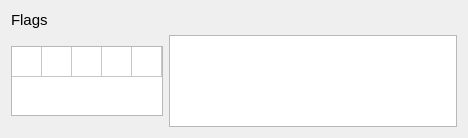
Before: the Qt Designer form armsim/ui/flagswidget.ui in bstee615/armsim, drawn with Qt 5.
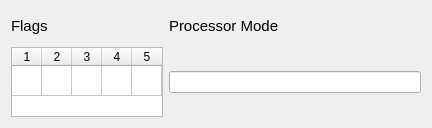
After: the same form once the commit is applied.

The edit to the form file:
```diff
--- a/armsim/ui/flagswidget.ui
+++ b/armsim/ui/flagswidget.ui
@@ -6,16 +6,46 @@
    <rect>
     <x>0</x>
     <y>0</y>
-    <width>468</width>
-    <height>138</height>
+    <width>432</width>
+    <height>128</height>
    </rect>
   </property>
+  <property name="sizePolicy">
+   <sizepolicy hsizetype="Preferred" vsizetype="Preferred">
+    <horstretch>0</horstretch>
+    <verstretch>0</verstretch>
+   </sizepolicy>
+  </property>
   <property name="windowTitle">
    <string>Form</string>
   </property>
-  <layout class="QVBoxLayout" name="verticalLayout">
-   <item>
+  <layout class="QGridLayout" name="gridLayout">
+   <item row="0" column="1">
+    <widget class="QLabel" name="lblProcessorMode">
+     <property name="sizePolicy">
+      <sizepolicy hsizetype="Preferred" vsizetype="Preferred">
+       <horstretch>0</horstretch>
+       <verstretch>0</verstretch>
+      </sizepolicy>
+     </property>
+     <property name="font">
+      <font>
+       <pointsize>11</pointsize>
+      </font>
+     </property>
+     <property name="text">
+      <string>Processor Mode</string>
+     </property>
+    </widget>
+   </item>
+   <item row="0" column="0">
     <widget class="QLabel" name="lblFlags">
+     <property name="sizePolicy">
+      <sizepolicy hsizetype="Preferred" vsizetype="Preferred">
+       <horstretch>0</horstretch>
+       <verstretch>0</verstretch>
+      </sizepolicy>
+     </property>
      <property name="font">
       <font>
        <pointsize>11</pointsize>
@@ -26,9 +56,7 @@
      </property>
     </widget>
    </item>
-   <item>
-    <layout class="QHBoxLayout" name="horizontalLayout">
-     <item>
+   <item row="2" column="0">
       <widget class="QTableWidget" name="tblFlags">
        <property name="sizePolicy">
         <sizepolicy hsizetype="Fixed" vsizetype="Fixed">
@@ -61,7 +89,7 @@
         <number>5</number>
        </property>
        <attribute name="horizontalHeaderVisible">
-        <bool>false</bool>
+      <bool>true</bool>
        </attribute>
        <attribute name="horizontalHeaderDefaultSectionSize">
         <number>30</number>
@@ -92,10 +120,12 @@
        <column/>
       </widget>
      </item>
-     <item>
-      <widget class="QTextBrowser" name="processorMode"/>
-     </item>
-    </layout>
+   <item row="2" column="1">
+    <widget class="QLineEdit" name="processorMode">
+     <property name="readOnly">
+      <bool>true</bool>
+     </property>
+    </widget>
    </item>
   </layout>
  </widget>
```
Lines whose indentation alone changed are shown as unchanged.
